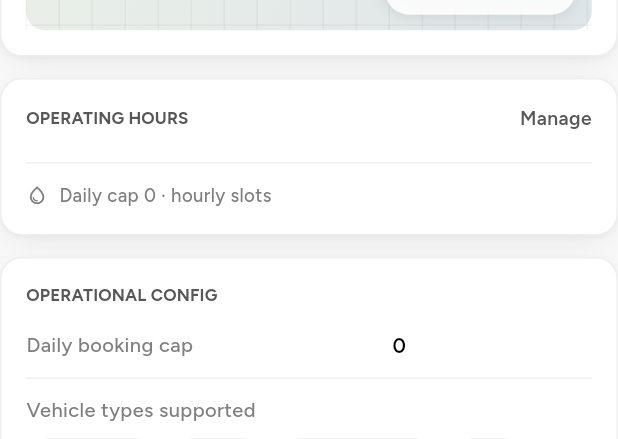
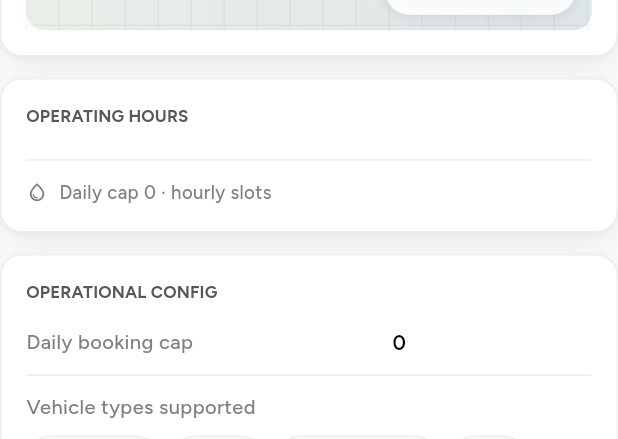
Before and after one commit to neeraja-pradeep/Carwash-Mobile-Admin-app-Flutter, a Flutter app: the InfoSection widget shown alone on an empty page, opened directly with empty values, on a phone screen of 412 x 824 dp. Shown: the part 794-1233 px from the top of the screen. Run offline on Flutter 3.47's test engine with Material 3 defaults, Android fonts, the phone set to English and light mode, and no system bars; our stand-ins replace flutter_riverpod, flutter_screenutil, go_router, google_fonts, hive, hive_flutter and 1 more; accounts and stored records are empty.

Commit message:
UI parity: shops (list, detail, hours, forms, services)
Fix 6 withValues compile errors (withOpacity); wire discard-confirm
dialogs on add/edit shop & service back; add activation gate (block
activating a shop with zero active services); drop non-design "Manage"
link. Verified commission %/flat/floor modes, flat vs per-vehicle
service pricing, and capacity color thresholds.

https://claude.ai/code/session_0121hU8s2H5vzPv1pbj6SajQ

```diff
--- a/lib/features/shops/presentation/components/info_section.dart
+++ b/lib/features/shops/presentation/components/info_section.dart
@@ -5,7 +5,6 @@ import 'package:flutter_screenutil/flutter_screenutil.dart';
 import 'package:new_flutter_project/app/theme/colors.dart';
 import 'package:new_flutter_project/app/theme/typography.dart';
 import 'package:new_flutter_project/core/constants/app_options.dart';
-import 'package:new_flutter_project/core/utils/formatters.dart';
 import 'package:new_flutter_project/core/widgets/widgets.dart';
 
 import '../../application/providers/shops_providers.dart';
@@ -20,14 +19,12 @@ class InfoSection extends ConsumerStatefulWidget {
     required this.shop,
     required this.active,
     required this.onActiveChanged,
-    required this.onManageHours,
     super.key,
   });
 
   final Shop shop;
   final bool active;
   final ValueChanged<bool> onActiveChanged;
-  final VoidCallback onManageHours;
 
   @override
   ConsumerState<InfoSection> createState() => _InfoSectionState();
@@ -99,14 +96,15 @@ class _InfoSectionState extends ConsumerState<InfoSection> {
                         right: 10.w,
                         child: Container(
                           padding: EdgeInsets.symmetric(
-                            horizontal: 12.w, vertical: 7.h,
+                            horizontal: 12.w,
+                            vertical: 7.h,
                           ),
                           decoration: BoxDecoration(
-                            color: AppColors.bgCard.withValues(alpha: 0.9),
+                            color: AppColors.bgCard.withOpacity(0.9),
                             borderRadius: BorderRadius.circular(999.r),
                             boxShadow: [
                               BoxShadow(
-                                color: Colors.black.withValues(alpha: 0.12),
+                                color: Colors.black.withOpacity(0.12),
                                 blurRadius: 8.r,
                               ),
                             ],
@@ -139,8 +137,6 @@ class _InfoSectionState extends ConsumerState<InfoSection> {
         // Operating hours
         _SectionCard(
           label: 'Operating Hours',
-          action: 'Manage',
-          onAction: widget.onManageHours,
           child: Column(
             crossAxisAlignment: CrossAxisAlignment.start,
             children: [
@@ -265,7 +261,8 @@ class _InfoSectionState extends ConsumerState<InfoSection> {
                         final on = s.vehicleTypes.contains(vt);
                         return Container(
                           padding: EdgeInsets.symmetric(
-                            horizontal: 11.w, vertical: 6.h,
+                            horizontal: 11.w,
+                            vertical: 6.h,
                           ),
                           decoration: BoxDecoration(
                             color: on ? AppColors.blueBg : AppColors.bgPage,
@@ -319,6 +316,12 @@ class _InfoSectionState extends ConsumerState<InfoSection> {
                   _AppToggle(
                     on: widget.active,
                     onChanged: (v) {
+                      // Activation gate: a shop can't go live without at least
+                      // one active service (matches the add-shop rule).
+                      if (v && widget.shop.activeServices == 0) {
+                        _toast('Add an active service before activating');
+                        return;
+                      }
                       widget.onActiveChanged(v);
                       _toast(v ? 'Shop activated' : 'Shop marked inactive');
                     },
@@ -431,7 +434,10 @@ class _InfoSectionState extends ConsumerState<InfoSection> {
                 mono: true,
               ),
               _FieldRow(
-                label: 'PAN', value: s.bank.pan, mono: true, isLast: true,
+                label: 'PAN',
+                value: s.bank.pan,
+                mono: true,
+                isLast: true,
               ),
             ],
           ),
@@ -563,7 +569,8 @@ class _PhotoStrip extends StatelessWidget {
                         child: Container(
                           margin: EdgeInsets.all(7.r),
                           padding: EdgeInsets.symmetric(
-                            horizontal: 7.w, vertical: 3.h,
+                            horizontal: 7.w,
+                            vertical: 3.h,
                           ),
                           decoration: BoxDecoration(
                             color: AppColors.brandYellow,
@@ -602,7 +609,8 @@ class _PhotoStrip extends StatelessWidget {
                 child: Column(
                   mainAxisAlignment: MainAxisAlignment.center,
                   children: [
-                    Icon(AppIcons.plus, size: 20.sp, color: AppColors.fgTertiary),
+                    Icon(AppIcons.plus,
+                        size: 20.sp, color: AppColors.fgTertiary),
                     SizedBox(height: 4.h),
                     Text(
                       'Add',
@@ -630,23 +638,16 @@ class _SectionCard extends StatelessWidget {
   const _SectionCard({
     required this.label,
     required this.child,
-    this.action,
-    this.onAction,
   });
 
   final String label;
   final Widget child;
-  final String? action;
-  final VoidCallback? onAction;
 
   @override
   Widget build(BuildContext context) {
     return AppCard(
       child: Column(
         crossAxisAlignment: CrossAxisAlignment.start,
-        children: [
-          Row(
-            mainAxisAlignment: MainAxisAlignment.spaceBetween,
         children: [
           Text(
             label.toUpperCase(),
@@ -657,20 +658,6 @@ class _SectionCard extends StatelessWidget {
               letterSpacing: 0.1,
             ),
           ),
-              if (action != null)
-                GestureDetector(
-                  onTap: onAction,
-                  child: Text(
-                    action!,
-                    style: AppText.figtree(
-                      size: 12.5,
-                      weight: FontWeight.w600,
-                      color: AppColors.fgSecondary,
-                    ),
-                  ),
-                ),
-            ],
-          ),
           SizedBox(height: 4.h),
           child,
         ],
@@ -679,7 +666,7 @@ class _SectionCard extends StatelessWidget {
   }
 }
 
-enum _RowAction { call_, navigate }
+enum _RowAction { call_ }
 
 class _FieldRow extends StatelessWidget {
   const _FieldRow({
@@ -752,7 +739,7 @@ class _FieldRow extends StatelessWidget {
                   border: Border.all(color: AppColors.borderDefault),
                 ),
                 child: Icon(
-                  action == _RowAction.call_ ? AppIcons.phone : AppIcons.nav,
+                  AppIcons.phone,
                   size: 16.sp,
                   color: AppColors.fgSecondary,
                 ),
@@ -795,7 +782,7 @@ class _AppToggle extends StatelessWidget {
               shape: BoxShape.circle,
               boxShadow: [
                 BoxShadow(
-                  color: Colors.black.withValues(alpha: 0.25),
+                  color: Colors.black.withOpacity(0.25),
                   blurRadius: 3.r,
                   offset: Offset(0, 1.h),
                 ),
@@ -813,7 +800,7 @@ class _GridPainter extends CustomPainter {
   @override
   void paint(Canvas canvas, Size size) {
     final paint = Paint()
-      ..color = Colors.black.withValues(alpha: 0.04)
+      ..color = Colors.black.withOpacity(0.04)
       ..strokeWidth = 1;
     const step = 22.0;
     for (double x = 0; x <= size.width; x += step) {
--- a/lib/features/shops/presentation/screens/shop_detail_screen.dart
+++ b/lib/features/shops/presentation/screens/shop_detail_screen.dart
@@ -251,7 +251,6 @@ class _ShopDetailScreenState extends ConsumerState<ShopDetailScreen> {
           shop: live,
           active: isActive,
           onActiveChanged: (v) => setState(() => _activeOverride = v),
-          onManageHours: () => context.push(Routes.shopHours(live.id)),
         );
       case 1:
         return ServicesSection(
@@ -320,7 +319,7 @@ class _ContextMenu extends StatelessWidget {
           border: Border.all(color: AppColors.borderSoft),
           boxShadow: [
             BoxShadow(
-              color: Colors.black.withValues(alpha: 0.18),
+              color: Colors.black.withOpacity(0.18),
               blurRadius: 20.r,
               offset: Offset(0, 6.h),
             ),
@@ -334,7 +333,8 @@ class _ContextMenu extends StatelessWidget {
               onTap: action,
               child: Container(
                 padding: EdgeInsets.symmetric(
-                  horizontal: 14.w, vertical: 13.h,
+                  horizontal: 14.w,
+                  vertical: 13.h,
                 ),
                 decoration: i > 0
                     ? const BoxDecoration(
```
Also changed, not shown: lib/features/shops/presentation/components/services_section.dart (+5 -4 lines), lib/features/shops/presentation/screens/service_form_screen.dart (+20 -27 lines), lib/features/shops/presentation/screens/shop_form_screen.dart (+36 -30 lines), lib/features/shops/presentation/screens/shop_hours_screen.dart (+36 -21 lines). Lines whose indentation alone changed are shown as unchanged.
